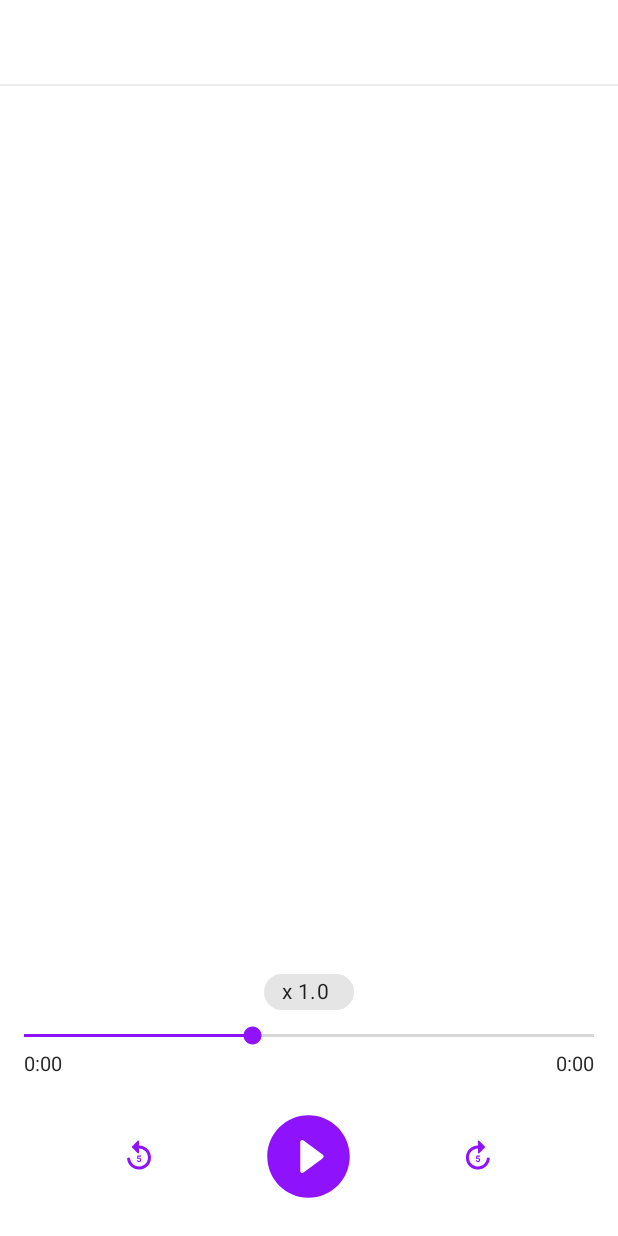
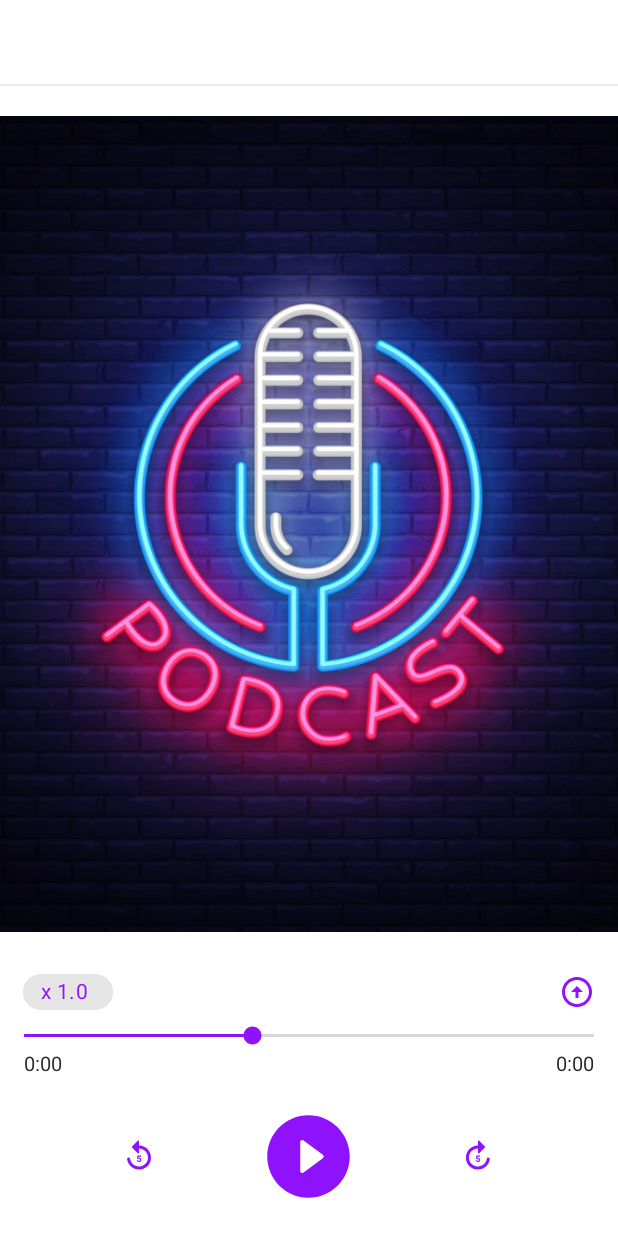
Before and after one commit to vipindevanz/Podcastly, an Android app: the layout activity_audio_player.xml on its own in the app's theme, with its tools: preview values and no code run, on a phone screen of 412 x 824 dp. Run offline under Robolectric (Android 15) with nearby library versions, the phone set to English and light mode, and no system bars.

Commit message:
Add some update

```diff
--- /dev/null
+++ b/app/src/main/java/com/pns/podcastly/database/model/User.kt
@@ -0,0 +1,6 @@
+package com.pns.podcastly.database.model
+
+data class User(
+    var uid: String = "",
+    var email: String = ""
+)
--- a/app/src/main/java/com/pns/podcastly/ui/activity/GalleryActivity.kt
+++ b/app/src/main/java/com/pns/podcastly/ui/activity/GalleryActivity.kt
@@ -40,7 +40,6 @@ class GalleryActivity : AppCompatActivity(), OnItemClickListener {
         searchInput.addTextChangedListener(object : TextWatcher {
 
             override fun beforeTextChanged(s: CharSequence?, start: Int, count: Int, after: Int) {
-                TODO("Not yet implemented")
             }
 
             override fun onTextChanged(s: CharSequence?, start: Int, before: Int, count: Int) {
@@ -49,7 +48,6 @@ class GalleryActivity : AppCompatActivity(), OnItemClickListener {
             }
 
             override fun afterTextChanged(s: Editable?) {
-                TODO("Not yet implemented")
             }
         })
     }
--- a/app/src/main/java/com/pns/podcastly/ui/activity/RecordAudioActivity.kt
+++ b/app/src/main/java/com/pns/podcastly/ui/activity/RecordAudioActivity.kt
@@ -225,6 +225,7 @@ class RecordAudioActivity : AppCompatActivity(), Timer.OnTimerTickListener {
 
         if (requestCode == Constants.MICROPHONE_REQUEST_CODE) {
             permissionGranted = grantResults[0] == PackageManager.PERMISSION_GRANTED
+            startRecording()
         }
     }
 
--- /dev/null
+++ b/app/src/main/res/drawable/ic_upload.xml
@@ -0,0 +1,5 @@
+<vector android:height="24dp" android:tint="@color/orange"
+    android:viewportHeight="24" android:viewportWidth="24"
+    android:width="24dp" xmlns:android="http://schemas.android.com/apk/res/android">
+    <path android:fillColor="@android:color/white" android:pathData="M12,20c-4.41,0 -8,-3.59 -8,-8s3.59,-8 8,-8s8,3.59 8,8S16.41,20 12,20M12,22c5.52,0 10,-4.48 10,-10c0,-5.52 -4.48,-10 -10,-10C6.48,2 2,6.48 2,12C2,17.52 6.48,22 12,22L12,22zM11,12l0,4h2l0,-4h3l-4,-4l-4,4H11z"/>
+</vector>
--- a/app/src/main/res/layout/activity_audio_player.xml
+++ b/app/src/main/res/layout/activity_audio_player.xml
@@ -16,27 +16,57 @@
             android:id="@+id/tvFileName"
             android:layout_width="match_parent"
             android:layout_height="wrap_content"
-            android:maxLines="1"
             android:layout_marginEnd="46dp"
+            android:singleLine="true"
             android:gravity="center"
             android:textSize="20sp" />
 
     </com.google.android.material.appbar.MaterialToolbar>
 
     <View
+        android:id="@+id/view"
         android:layout_width="match_parent"
         android:layout_height="1dp"
         android:layout_below="@+id/toolBar"
         android:background="@color/gray" />
 
+    <ImageView
+        android:id="@+id/thumbnail"
+        android:layout_width="match_parent"
+        android:layout_height="match_parent"
+        android:layout_above="@+id/rl2"
+        android:layout_below="@+id/view"
+        android:layout_marginTop="20dp"
+        android:layout_marginBottom="20dp"
+        android:scaleType="centerCrop"
+        android:src="@drawable/podcast" />
+
+    <RelativeLayout
+        android:id="@+id/rl2"
+        android:layout_width="match_parent"
+        android:layout_height="wrap_content"
+        android:layout_marginStart="15dp"
+        android:layout_marginEnd="15dp"
+        android:layout_above="@+id/seekBar">
+
         <com.google.android.material.chip.Chip
             android:id="@+id/chip"
             android:layout_width="60dp"
+            android:textColor="@color/orange"
             android:layout_height="40dp"
-        android:layout_above="@+id/seekBar"
-        android:layout_centerHorizontal="true"
+            android:layout_centerVertical="true"
             android:text="x 1.0"
             android:textSize="14sp" />
+
+        <ImageButton
+            android:id="@+id/upload"
+            android:layout_width="wrap_content"
+            android:layout_height="wrap_content"
+            android:layout_alignParentEnd="true"
+            android:layout_centerVertical="true"
+            android:background="@drawable/ic_upload" />
+
+    </RelativeLayout>
 
     <SeekBar
         android:id="@+id/seekBar"
```
Also changed, not shown: app/src/main/AndroidManifest.xml (+7 -6 lines), app/src/main/java/com/pns/podcastly/ui/activity/AudioPlayerActivity.kt (+12 -12 lines), app/src/main/java/com/pns/podcastly/ui/activity/AuthActivity.kt (+10 -4 lines), app/src/main/java/com/pns/podcastly/ui/onboarding/WelcomeTutorial.kt (+14 -2 lines), app/src/main/res/layout/activity_auth.xml (+8 -0 lines), app/src/main/res/drawable/podcast.jpg (added). Lines whose indentation alone changed are shown as unchanged.
